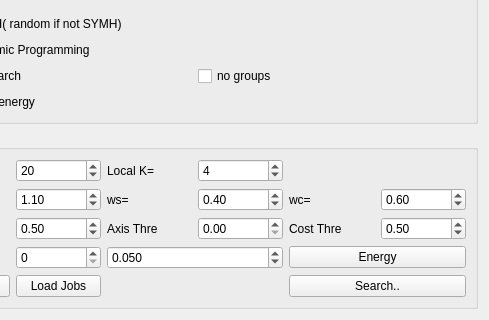
ialhashim/ddtt-dev, file ddtt/experiment/experiment-widget.ui: the form before one commit; both pictures show x 99 to 588 and y 1106 to 1426 of the 588 by 1426 pixel window.
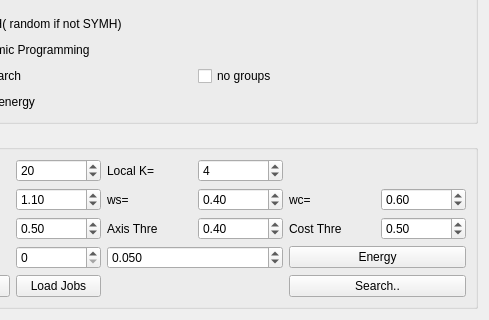
The form after the commit.

The edit to the form file:
```diff
--- a/ddtt/experiment/experiment-widget.ui
+++ b/ddtt/experiment/experiment-widget.ui
@@ -323,7 +323,7 @@
            <double>0.050000000000000</double>
           </property>
           <property name="value">
-           <double>0.000000000000000</double>
+           <double>0.400000000000000</double>
           </property>
          </widget>
         </item>
```
